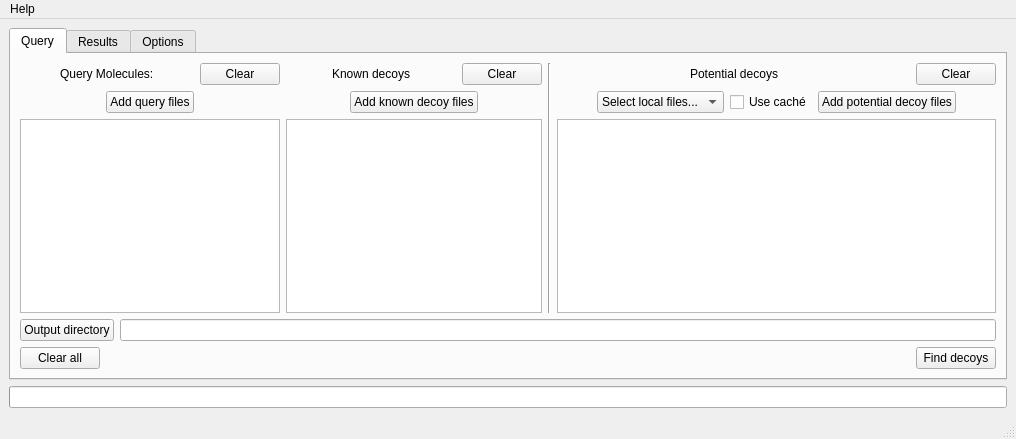
URV-cheminformatics/DecoyFinder, file MainWindow.ui: the form before one commit.
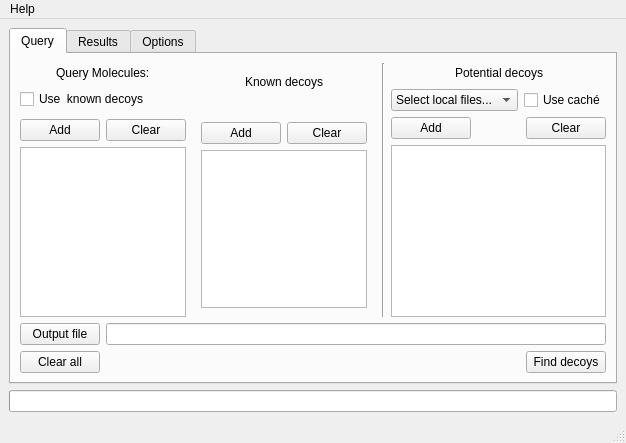
The form after the commit.

```diff
--- a/MainWindow.ui
+++ b/MainWindow.ui
@@ -2,6 +2,14 @@
 <ui version="4.0">
  <class>MainWindow</class>
  <widget class="QMainWindow" name="MainWindow">
+  <property name="geometry">
+   <rect>
+    <x>0</x>
+    <y>0</y>
+    <width>591</width>
+    <height>443</height>
+   </rect>
+  </property>
   <property name="windowTitle">
    <string>Decoy Finder</string>
   </property>
@@ -56,10 +64,17 @@
                 </property>
                </spacer>
               </item>
+             </layout>
+            </item>
               <item>
-               <widget class="QPushButton" name="pushButton">
+             <layout class="QGridLayout" name="gridLayout_2">
+              <property name="bottomMargin">
+               <number>4</number>
+              </property>
+              <item row="0" column="0">
+               <widget class="QCheckBox" name="kdecoysCheckBox">
                 <property name="text">
-                 <string>Clear</string>
+                 <string>Use  known decoys</string>
                 </property>
                </widget>
               </item>
@@ -67,23 +82,10 @@
             </item>
             <item>
              <layout class="QHBoxLayout" name="horizontalLayout_6">
-              <item>
-               <spacer name="horizontalSpacer_6">
-                <property name="orientation">
-                 <enum>Qt::Horizontal</enum>
-                </property>
-                <property name="sizeHint" stdset="0">
-                 <size>
-                  <width>40</width>
-                  <height>20</height>
-                 </size>
-                </property>
-               </spacer>
-              </item>
               <item>
                <widget class="QPushButton" name="addQueryButton">
                 <property name="text">
-                 <string>Add query files</string>
+                 <string>Add</string>
                 </property>
                </widget>
               </item>
@@ -100,6 +102,13 @@
                 </property>
                </spacer>
               </item>
+              <item>
+               <widget class="QPushButton" name="pushButton">
+                <property name="text">
+                 <string>Clear</string>
+                </property>
+               </widget>
+              </item>
              </layout>
             </item>
             <item>
@@ -108,6 +117,13 @@
            </layout>
           </item>
           <item>
+           <widget class="QFrame" name="kdecoysFrame">
+            <property name="frameShape">
+             <enum>QFrame::NoFrame</enum>
+            </property>
+            <property name="lineWidth">
+             <number>0</number>
+            </property>
            <layout class="QVBoxLayout" name="verticalLayout_6">
             <item>
              <layout class="QHBoxLayout" name="horizontalLayout_2">
@@ -144,34 +160,24 @@
                 </property>
                </spacer>
               </item>
-              <item>
-               <widget class="QPushButton" name="pushButton_4">
-                <property name="text">
-                 <string>Clear</string>
-                </property>
-               </widget>
-              </item>
+              </layout>
+             </item>
+             <item>
+              <layout class="QVBoxLayout" name="verticalLayout_7">
+               <property name="topMargin">
+                <number>12</number>
+               </property>
+               <property name="bottomMargin">
+                <number>12</number>
+               </property>
              </layout>
             </item>
             <item>
              <layout class="QHBoxLayout" name="horizontalLayout_9">
-              <item>
-               <spacer name="horizontalSpacer_13">
-                <property name="orientation">
-                 <enum>Qt::Horizontal</enum>
-                </property>
-                <property name="sizeHint" stdset="0">
-                 <size>
-                  <width>40</width>
-                  <height>20</height>
-                 </size>
-                </property>
-               </spacer>
-              </item>
               <item>
                <widget class="QPushButton" name="addDecoysButton">
                 <property name="text">
-                 <string>Add known decoy files</string>
+                  <string>Add</string>
                 </property>
                </widget>
               </item>
@@ -188,12 +194,20 @@
                 </property>
                </spacer>
               </item>
+               <item>
+                <widget class="QPushButton" name="pushButton_4">
+                 <property name="text">
+                  <string>Clear</string>
+                 </property>
+                </widget>
+               </item>
              </layout>
             </item>
             <item>
              <widget class="QListWidget" name="decoyList"/>
             </item>
            </layout>
+           </widget>
           </item>
           <item>
            <widget class="Line" name="line">
@@ -239,30 +253,10 @@
                 </property>
                </spacer>
               </item>
-              <item>
-               <widget class="QPushButton" name="pushButton_2">
-                <property name="text">
-                 <string>Clear</string>
-                </property>
-               </widget>
-              </item>
              </layout>
             </item>
             <item>
              <layout class="QHBoxLayout" name="horizontalLayout_3">
-              <item>
-               <spacer name="horizontalSpacer_8">
-                <property name="orientation">
-                 <enum>Qt::Horizontal</enum>
-                </property>
-                <property name="sizeHint" stdset="0">
-                 <size>
-                  <width>40</width>
-                  <height>20</height>
-                 </size>
-                </property>
-               </spacer>
-              </item>
               <item>
                <widget class="QComboBox" name="dbComboBox">
                 <item>
@@ -299,13 +293,6 @@
                 </property>
                </widget>
               </item>
-              <item>
-               <widget class="QPushButton" name="addDButton">
-                <property name="text">
-                 <string>Add potential decoy files</string>
-                </property>
-               </widget>
-              </item>
               <item>
                <spacer name="horizontalSpacer_9">
                 <property name="orientation">
@@ -321,6 +308,37 @@
               </item>
              </layout>
             </item>
+            <item>
+             <layout class="QHBoxLayout" name="horizontalLayout_8">
+              <item>
+               <widget class="QPushButton" name="addDButton">
+                <property name="text">
+                 <string>Add</string>
+                </property>
+               </widget>
+              </item>
+              <item>
+               <spacer name="horizontalSpacer_10">
+                <property name="orientation">
+                 <enum>Qt::Horizontal</enum>
+                </property>
+                <property name="sizeHint" stdset="0">
+                 <size>
+                  <width>40</width>
+                  <height>20</height>
+                 </size>
+                </property>
+               </spacer>
+              </item>
+              <item>
+               <widget class="QPushButton" name="pushButton_2">
+                <property name="text">
+                 <string>Clear</string>
+                </property>
+               </widget>
+              </item>
+             </layout>
+            </item>
             <item>
              <widget class="QListWidget" name="dbListWidget"/>
             </item>
@@ -336,7 +354,7 @@
           <item row="0" column="0">
            <widget class="QPushButton" name="outDirButton">
             <property name="text">
-             <string>Output directory</string>
+             <string>Output file</string>
             </property>
            </widget>
           </item>
@@ -398,16 +416,25 @@
            <property name="text">
             <string>Ligand</string>
            </property>
+           <property name="textAlignment">
+            <set>AlignHCenter|AlignVCenter|AlignCenter</set>
+           </property>
           </column>
           <column>
            <property name="text">
             <string>Decoys found</string>
            </property>
+           <property name="textAlignment">
+            <set>AlignHCenter|AlignVCenter|AlignCenter</set>
+           </property>
           </column>
           <column>
            <property name="text">
             <string>Saved to</string>
            </property>
+           <property name="textAlignment">
+            <set>AlignHCenter|AlignVCenter|AlignCenter</set>
+           </property>
           </column>
          </widget>
         </item>
@@ -431,6 +458,9 @@
             <property name="text">
              <string>Active ligand &lt;-&gt; decoy Tanimoto &lt;</string>
             </property>
+            <property name="buddy">
+             <cstring>kdecoysFrame</cstring>
+            </property>
            </widget>
           </item>
           <item row="0" column="1">
@@ -526,7 +556,28 @@
            </widget>
           </item>
           <item row="7" column="1">
-           <widget class="QDoubleSpinBox" name="dTanimotoBox"/>
+           <widget class="QDoubleSpinBox" name="dTanimotoBox">
+            <property name="maximum">
+             <double>1.000000000000000</double>
+            </property>
+           </widget>
+          </item>
+          <item row="8" column="1">
+           <widget class="QLineEdit" name="cachDirectoryLineEdit">
+            <property name="sizePolicy">
+             <sizepolicy hsizetype="Preferred" vsizetype="Fixed">
+              <horstretch>0</horstretch>
+              <verstretch>0</verstretch>
+             </sizepolicy>
+            </property>
+           </widget>
+          </item>
+          <item row="8" column="0">
+           <widget class="QPushButton" name="cacheButton">
+            <property name="text">
+             <string>Caché directory</string>
+            </property>
+           </widget>
           </item>
          </layout>
         </item>
@@ -588,8 +639,8 @@
     <rect>
      <x>0</x>
      <y>0</y>
-     <width>1081</width>
-     <height>21</height>
+     <width>591</width>
+     <height>23</height>
     </rect>
    </property>
    <widget class="QMenu" name="menuHelp">
```
Left out of the diff: 50 changed lines with no effect on the pictures. Lines whose indentation alone changed are shown as unchanged.
